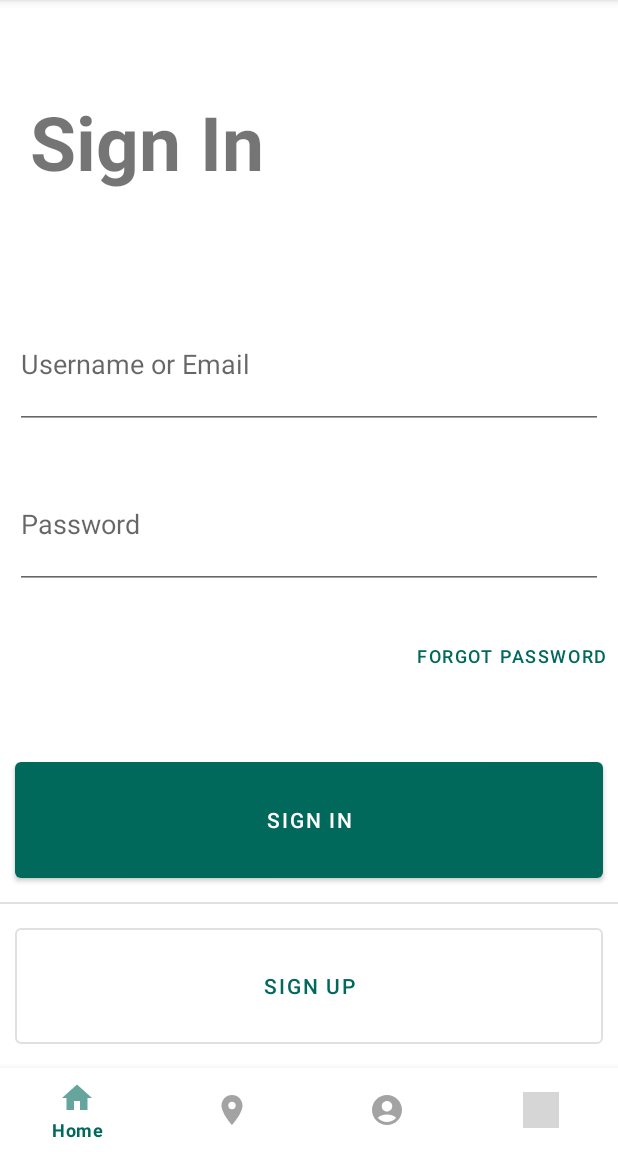
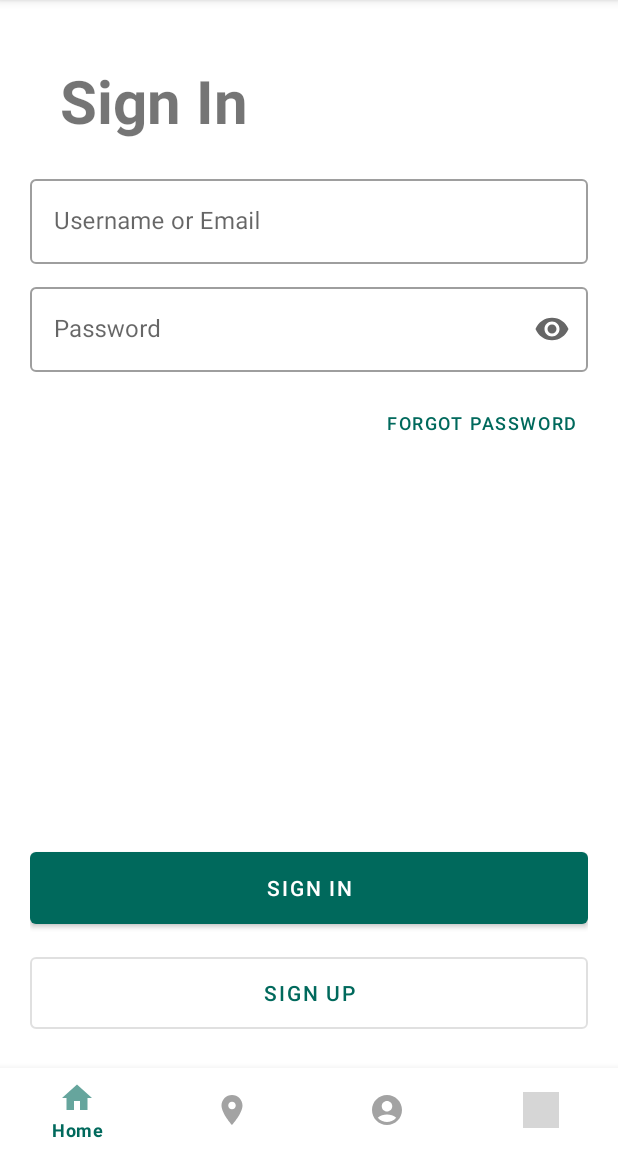
Before and after one commit to bounswe/bounswe2023group2, an Android app: the fragment LoginFragment placed in its activity, on a phone screen of 412 x 824 dp, the part 84-1236 px from its top. Run offline under Robolectric (Android 15) with nearby library versions, the phone set to English and light mode, and no system bars; our stand-ins replace Dagger/Hilt's generated code, Picasso; libraries missing offline, so code that uses them is left out: org.osmdroid.api, org.osmdroid.config, org.osmdroid.util, org.osmdroid.views; pictures from the network do not load; grey boxes are pictures that could not be loaded.

Commit message:
# The style of all forms has been made the same.

```diff
--- a/Disaster-Response-Platform/mobile/DisasterResponsePlatform/app/src/main/res/layout/fragment_add_need.xml
+++ b/Disaster-Response-Platform/mobile/DisasterResponsePlatform/app/src/main/res/layout/fragment_add_need.xml
@@ -18,7 +18,7 @@
             android:layout_margin="20dp"
             android:gravity="center_vertical"
             android:text="@string/add_need"
-            android:textSize="50sp"
+            android:textSize="40sp"
             android:textStyle="bold" />
 
         <com.google.android.material.textfield.TextInputLayout
--- a/Disaster-Response-Platform/mobile/DisasterResponsePlatform/app/src/main/res/layout/fragment_add_resource.xml
+++ b/Disaster-Response-Platform/mobile/DisasterResponsePlatform/app/src/main/res/layout/fragment_add_resource.xml
@@ -18,7 +18,7 @@
         android:layout_margin="20dp"
         android:gravity="center_vertical"
         android:text="@string/add_resource"
-        android:textSize="50sp"
+        android:textSize="40sp"
         android:textStyle="bold" />
 
     <com.google.android.material.textfield.TextInputLayout
--- a/Disaster-Response-Platform/mobile/DisasterResponsePlatform/app/src/main/res/layout/fragment_edit_need.xml
+++ b/Disaster-Response-Platform/mobile/DisasterResponsePlatform/app/src/main/res/layout/fragment_edit_need.xml
@@ -18,7 +18,7 @@
             android:layout_margin="20dp"
             android:gravity="center_vertical"
             android:text="@string/edit_need"
-            android:textSize="50sp"
+            android:textSize="40sp"
             android:textStyle="bold" />
 
         <com.google.android.material.textfield.TextInputLayout
--- a/Disaster-Response-Platform/mobile/DisasterResponsePlatform/app/src/main/res/layout/fragment_login.xml
+++ b/Disaster-Response-Platform/mobile/DisasterResponsePlatform/app/src/main/res/layout/fragment_login.xml
@@ -1,43 +1,57 @@
 <?xml version="1.0" encoding="utf-8"?>
-<LinearLayout xmlns:android="http://schemas.android.com/apk/res/android"
+<androidx.constraintlayout.widget.ConstraintLayout xmlns:android="http://schemas.android.com/apk/res/android"
     xmlns:app="http://schemas.android.com/apk/res-auto"
     xmlns:tools="http://schemas.android.com/tools"
     android:layout_width="match_parent"
     android:layout_height="match_parent"
-    android:id="@+id/clLogin"
     android:orientation="vertical"
-    tools:context=".ui.authentication.LoginFragment">
+    tools:context=".ui.authentication.LoginFragment"
+    android:padding="20dp">
 
     <TextView
         android:id="@+id/sign_in_top_label"
         android:layout_width="match_parent"
         android:layout_height="wrap_content"
         android:layout_margin="20dp"
-        android:layout_weight="4"
         android:gravity="center_vertical"
         android:text="@string/sign_in_camel"
-        android:textSize="50sp"
-        android:textStyle="bold" />
+        android:textSize="40sp"
+        android:textStyle="bold"
+        app:layout_constraintTop_toTopOf="parent"/>
 
-    <EditText
-        android:id="@+id/username"
+    <com.google.android.material.textfield.TextInputLayout
+        android:id="@+id/layUsername"
+        style="@style/Widget.MaterialComponents.TextInputLayout.OutlinedBox"
         android:layout_width="match_parent"
         android:layout_height="wrap_content"
-        android:layout_margin="10dp"
-        android:layout_weight="2"
-        android:ems="10"
         android:hint="@string/username_or_email"
-        android:inputType="text" />
+        app:endIconMode="clear_text"
+        app:layout_constraintTop_toBottomOf="@+id/sign_in_top_label"
+        android:layout_marginTop="20dp">
 
-    <EditText
-        android:id="@+id/password"
+        <com.google.android.material.textfield.TextInputEditText
+            android:id="@+id/username"
+            android:layout_width="match_parent"
+            android:layout_height="wrap_content"
+            android:inputType="text" />
+    </com.google.android.material.textfield.TextInputLayout>
+
+    <com.google.android.material.textfield.TextInputLayout
+        android:id="@+id/layPassword"
+        style="@style/Widget.MaterialComponents.TextInputLayout.OutlinedBox"
         android:layout_width="match_parent"
         android:layout_height="wrap_content"
-        android:layout_margin="10dp"
-        android:layout_weight="2"
-        android:ems="10"
         android:hint="@string/password"
-        android:inputType="textPassword" />
+        app:endIconMode="password_toggle"
+        app:layout_constraintTop_toBottomOf="@+id/layUsername"
+        android:layout_marginTop="10dp">
+
+        <com.google.android.material.textfield.TextInputEditText
+            android:id="@+id/password"
+            android:layout_width="match_parent"
+            android:layout_height="wrap_content"
+            android:inputType="textPassword" />
+    </com.google.android.material.textfield.TextInputLayout>
 
     <Button
         android:id="@+id/forgot_password_button"
@@ -47,39 +61,26 @@
         android:layout_weight="1"
         android:text="@string/forgot_password"
         android:textAlignment="textEnd"
-        android:textSize="12sp" />
+        android:textSize="12sp"
+        app:layout_constraintTop_toBottomOf="@+id/layPassword"
+        android:layout_marginTop="10dp"/>
 
-    <Space
-        android:layout_width="match_parent"
-        android:layout_height="wrap_content"
-        android:layout_weight="1" />
-
-    <Button
+    <com.google.android.material.button.MaterialButton
         android:id="@+id/sign_in_button"
         android:layout_width="match_parent"
         android:layout_height="wrap_content"
-        android:layout_margin="10dp"
-        android:layout_weight="2"
-        android:text="@string/sign_in" />
+        android:height="60dip"
+        android:text="@string/sign_in"
+        app:layout_constraintBottom_toTopOf="@+id/sign_up_button"
+        android:layout_marginBottom="10dp"/>
 
-    <View
-        android:id="@+id/divider"
-        android:layout_width="match_parent"
-        android:layout_height="1dp"
-        android:background="?android:attr/listDivider" />
-
-    <Button
+    <com.google.android.material.button.MaterialButton
         android:id="@+id/sign_up_button"
-        style="@style/Widget.MaterialComponents.Button.OutlinedButton"
+        style="?attr/materialButtonOutlinedStyle"
         android:layout_width="match_parent"
         android:layout_height="wrap_content"
-        android:layout_margin="10dp"
-        android:layout_weight="2"
+        android:height="60dip"
         android:text="@string/sign_up"
-        app:layout_constraintBottom_toBottomOf="parent"
-        app:layout_constraintEnd_toEndOf="parent"
-        app:layout_constraintStart_toStartOf="parent"
-        app:layout_constraintTop_toBottomOf="@+id/tvLogin" />
+        app:layout_constraintBottom_toBottomOf="parent"/>
 
-
-</LinearLayout>
+</androidx.constraintlayout.widget.ConstraintLayout>
```
Also changed, not shown: Disaster-Response-Platform/mobile/DisasterResponsePlatform/app/src/main/res/layout/fragment_change_password.xml (+32 -27 lines), Disaster-Response-Platform/mobile/DisasterResponsePlatform/app/src/main/res/layout/fragment_forgot_password.xml (+23 -21 lines), Disaster-Response-Platform/mobile/DisasterResponsePlatform/app/src/main/res/layout/fragment_registration.xml (+87 -61 lines).
